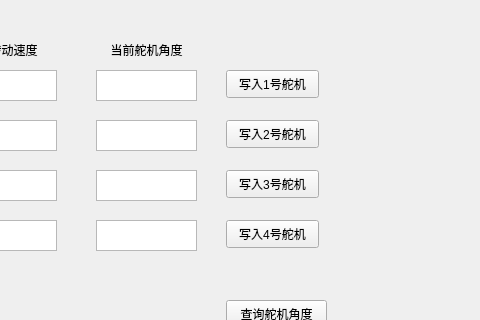
Above: test.ui from AmosZJH/1st-9_24 before the change; both pictures show x 324 to 804 and y 0 to 320 of the 804 by 609 pixel window. Below: the same form after it.
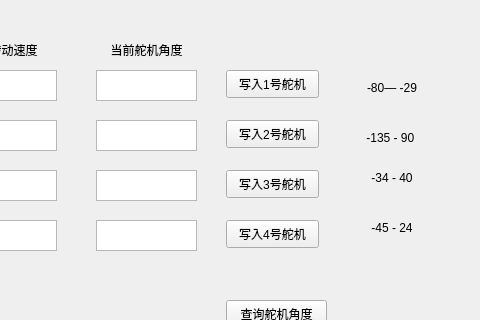
That is the form after the change.

Commit message: 添加了角度说明

```diff
--- a/test.ui
+++ b/test.ui
@@ -349,6 +349,82 @@
      <string>舵机复位</string>
     </property>
    </widget>
+   <widget class="QLabel" name="label_9">
+    <property name="geometry">
+     <rect>
+      <x>680</x>
+      <y>80</y>
+      <width>72</width>
+      <height>15</height>
+     </rect>
+    </property>
+    <property name="text">
+     <string>-80— -29</string>
+    </property>
+    <property name="textFormat">
+     <enum>Qt::AutoText</enum>
+    </property>
+    <property name="alignment">
+     <set>Qt::AlignCenter</set>
+    </property>
+   </widget>
+   <widget class="QLabel" name="label_10">
+    <property name="geometry">
+     <rect>
+      <x>680</x>
+      <y>130</y>
+      <width>72</width>
+      <height>15</height>
+     </rect>
+    </property>
+    <property name="text">
+     <string>-135 - 90 </string>
+    </property>
+    <property name="textFormat">
+     <enum>Qt::AutoText</enum>
+    </property>
+    <property name="alignment">
+     <set>Qt::AlignCenter</set>
+    </property>
+   </widget>
+   <widget class="QLabel" name="label_11">
+    <property name="geometry">
+     <rect>
+      <x>680</x>
+      <y>170</y>
+      <width>72</width>
+      <height>15</height>
+     </rect>
+    </property>
+    <property name="text">
+     <string>-34 - 40</string>
+    </property>
+    <property name="textFormat">
+     <enum>Qt::AutoText</enum>
+    </property>
+    <property name="alignment">
+     <set>Qt::AlignCenter</set>
+    </property>
+   </widget>
+   <widget class="QLabel" name="label_12">
+    <property name="geometry">
+     <rect>
+      <x>680</x>
+      <y>220</y>
+      <width>72</width>
+      <height>15</height>
+     </rect>
+    </property>
+    <property name="text">
+     <string>-45 - 24</string>
+    </property>
+    <property name="textFormat">
+     <enum>Qt::AutoText</enum>
+    </property>
+    <property name="alignment">
+     <set>Qt::AlignCenter</set>
+    </property>
+   </widget>
   </widget>
   <widget class="QMenuBar" name="menubar">
    <property name="geometry">
```
The commit also changes 2 other files.
